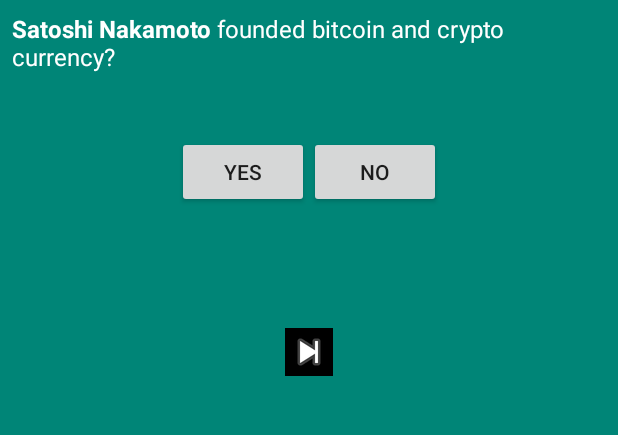
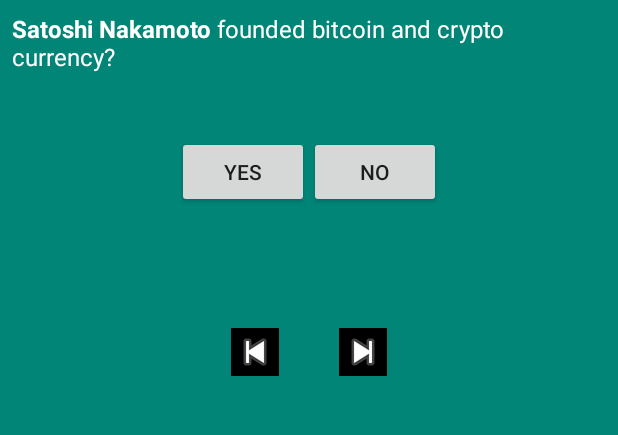
Before and after one commit to PaulKitonyi/Learn-Android-Pragmatically-Building-Cool-Apps, an Android app: the screen it shows after launch (MainActivity), after a tap on "Next", on a phone screen of 412 x 824 dp, the part 553-988 px from its top. Run offline under Robolectric (Android 15) with nearby library versions, the phone set to English and light mode, and no system bars.

Commit message:
finish up the QuizApp

```diff
--- a/QuizApp/app/src/main/java/com/example/quizapp/MainActivity.java
+++ b/QuizApp/app/src/main/java/com/example/quizapp/MainActivity.java
@@ -15,6 +15,7 @@ public class MainActivity extends AppCompatActivity implements View.OnClickListe
     private Button noButton;
     private TextView questiontextView;
     private ImageButton nextButton;
+    private ImageButton previousButton;
 
     private int currentQuestionIndex = 0;
 
@@ -41,10 +42,12 @@ public class MainActivity extends AppCompatActivity implements View.OnClickListe
         noButton = findViewById(R.id.no_button);
         questiontextView = findViewById(R.id.answer_text_view);
         nextButton = findViewById(R.id.next_btn);
+        previousButton = findViewById(R.id.previous);
 
         yesButton.setOnClickListener(this);
         noButton.setOnClickListener(this);
         nextButton.setOnClickListener(this);
+        previousButton.setOnClickListener(this);
     }
 
     @Override
@@ -59,8 +62,18 @@ public class MainActivity extends AppCompatActivity implements View.OnClickListe
                 break;
 
             case R.id.next_btn:
-                currentQuestionIndex = (currentQuestionIndex + 1) % questions.length;
-                updateQuestion();
+                if(currentQuestionIndex != questions.length - 1) {
+                    currentQuestionIndex = (currentQuestionIndex + 1) % questions.length;
+                    updateQuestion();
+                }
+
+                break;
+
+            case R.id.previous:
+                if(currentQuestionIndex > 0) {
+                    currentQuestionIndex = (currentQuestionIndex - 1) % questions.length;
+                    updateQuestion();
+                }
 
         }
     }
@@ -71,7 +84,7 @@ public class MainActivity extends AppCompatActivity implements View.OnClickListe
 
     public void isAnswerTrue(boolean rigthAnswer) {
         boolean answerIsTrue = questions[currentQuestionIndex].isAnswer();
-        int toastMessageId = 0;
+        int toastMessageId;
 
         if (rigthAnswer == answerIsTrue) {
             toastMessageId = R.string.right_answer;
--- a/QuizApp/app/src/main/res/layout/activity_main.xml
+++ b/QuizApp/app/src/main/res/layout/activity_main.xml
@@ -44,15 +44,31 @@
 
     </LinearLayout>
 
+    <LinearLayout
+        android:layout_width="wrap_content"
+        android:layout_height="wrap_content">
+
+        <ImageButton
+            android:id="@+id/previous"
+            android:src="@android:drawable/ic_media_previous"
+            android:layout_marginTop="80dp"
+            android:layout_marginRight="20dp"
+            android:contentDescription=""
+            android:background="@android:color/black"
+            android:layout_width="wrap_content"
+            android:layout_height="wrap_content"/>
+
+
         <ImageButton
             android:id="@+id/next_btn"
             android:layout_marginTop="80dp"
+            android:layout_marginLeft="20dp"
             android:contentDescription="@string/next_button"
-        android:textColor="@android:color/white"
             android:background="@android:color/black"
             android:src="@android:drawable/ic_media_next"
             android:text="@string/next_button"
             android:layout_width="wrap_content"
             android:layout_height="wrap_content"/>
+    </LinearLayout>
 
 </LinearLayout>
--- a/QuizApp/app/src/main/res/values/strings.xml
+++ b/QuizApp/app/src/main/res/values/strings.xml
@@ -14,7 +14,7 @@
     <string name="question1"><b>Satoshi Nakamoto</b> founded bitcoin and crypto currency?</string>
     <string name="question2">Is <b>Satoshi Nakamoto</b> known?</string>
     <string name="question3">The <b>founder</b> of <b>Ethereum</b>  is not known.</string>
-    <string name="question4"><b>Paul Kitonyi</b> is the founder of Ethereum?</string>
+    <string name="question4"><b>Jack Mwangi</b> is the founder of Ethereum?</string>
     <string name="question5">Is <b>Ethereum</b> open source?</string>
     <string name="question6">Is <b>Bitcoin</b> open source?</string>
     <string name="question7">Can anyone fork <b>Ethereum</b>?</string>
```
Lines whose indentation alone changed are shown as unchanged.
